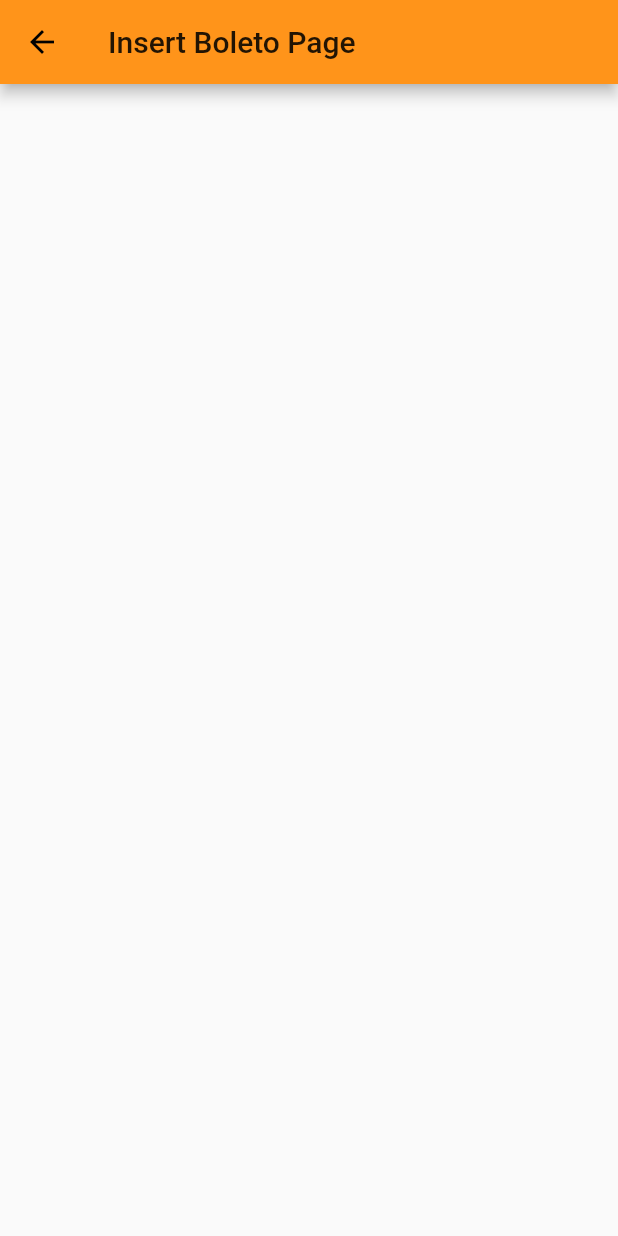
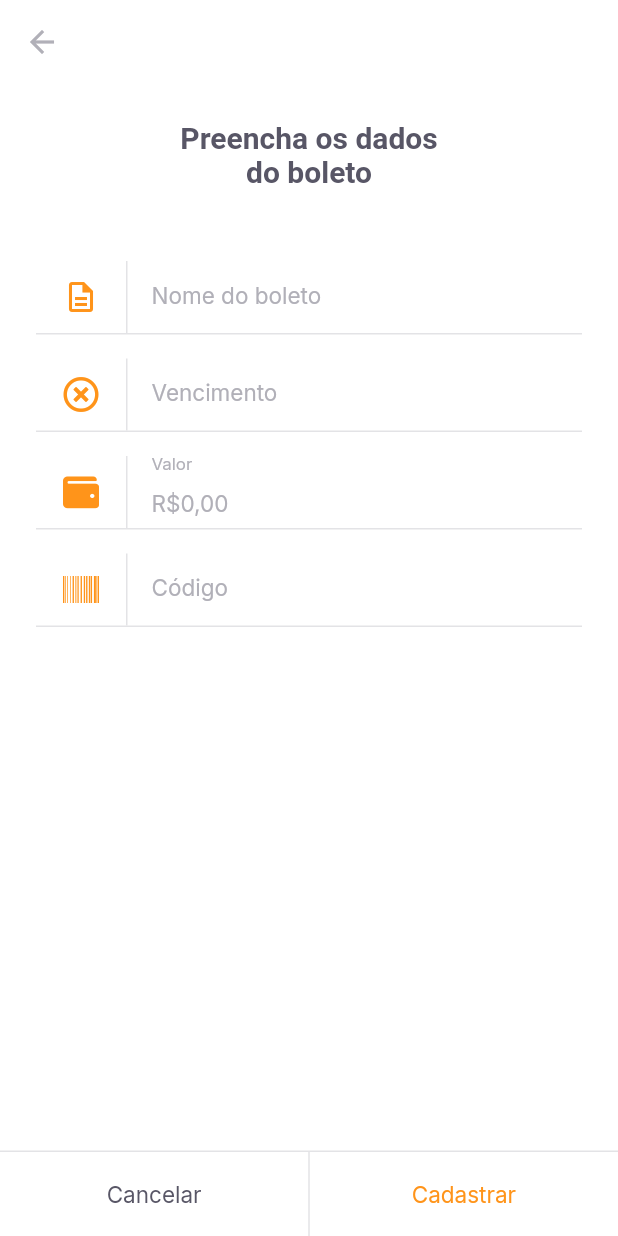
Before and after one commit to carlosfeliciojr/payflow, a Flutter app: the InsertBoletoPage screen opened by its route, on a phone screen of 412 x 824 dp. Run offline on Flutter 3.47's test engine with Material 2 defaults, Android fonts, the phone set to English and light mode, and no system bars; our stand-ins replace camera, firebase_core, flutter_masked_text2, font_awesome_flutter, google_fonts, google_sign_in and 2 more; missing offline and left inert: google_ml_kit; accounts and stored records are empty.

Commit message:
:sparkles: feat: added insert boleto page

```diff
--- a/lib/modules/barcode_scanner/barcode_scanner_page.dart
+++ b/lib/modules/barcode_scanner/barcode_scanner_page.dart
@@ -2,7 +2,7 @@ import 'package:flutter/material.dart';
 import 'package:payflow/modules/barcode_scanner/barcode_scanner_controller.dart';
 import 'package:payflow/modules/barcode_scanner/barcode_scanner_status.dart';
 import 'package:payflow/shared/themes/app_colors.dart';
-import 'package:payflow/shared/themes/app_text_style.dart';
+import 'package:payflow/shared/themes/app_text_styles.dart';
 import 'package:payflow/shared/widgets/bottom_sheet/bottom_sheet_widget.dart';
 import 'package:payflow/shared/widgets/set_label_buttons/set_labels_buttons.dart';
 
@@ -75,7 +75,7 @@ class _BarcodeScannerPageState extends State<BarcodeScannerPage> {
                   children: [
                     Expanded(
                       child: Container(
-                        color: Colors.black,
+                        color: Colors.black.withOpacity(0.6),
                       ),
                     ),
                     Expanded(
@@ -94,7 +94,7 @@ class _BarcodeScannerPageState extends State<BarcodeScannerPage> {
                     ),
                     Expanded(
                       child: Container(
-                        color: Colors.black,
+                        color: Colors.black.withOpacity(0.6),
                       ),
                     )
                   ],
--- a/lib/modules/home/home_page.dart
+++ b/lib/modules/home/home_page.dart
@@ -1,7 +1,7 @@
 import 'package:flutter/material.dart';
 import 'package:payflow/modules/home/home_controller.dart';
 import 'package:payflow/shared/themes/app_colors.dart';
-import 'package:payflow/shared/themes/app_text_style.dart';
+import 'package:payflow/shared/themes/app_text_styles.dart';
 
 class HomePage extends StatefulWidget {
   const HomePage({Key? key}) : super(key: key);
@@ -69,7 +69,8 @@ class _HomePageState extends State<HomePage> {
                 )),
             GestureDetector(
               onTap: () {
-                Navigator.pushNamed(context, "/barcode_scanner");
+                // Navigator.pushNamed(context, "/barcode_scanner");
+                Navigator.pushNamed(context, "/insert_boleto");
                 setState(() {});
               },
               child: Container(
--- /dev/null
+++ b/lib/modules/insert_boleto/insert_boleto_controller.dart
@@ -0,0 +1,18 @@
+import 'package:flutter/material.dart';
+
+class InsertBoletoController {
+  final formKey = GlobalKey<FormState>();
+  String? validateName(String? value) =>
+      value?.isEmpty ?? true ? "O nome não pode ser vazio" : null;
+  String? validateVencimento(String? value) =>
+      value?.isEmpty ?? true ? "A data de vencimento não pode ser vazio" : null;
+  String? validateValor(double value) =>
+      value == 0 ? "Insira um valor maior que R\$ 0,00" : null;
+  String? validateCodigo(String? value) =>
+      value?.isEmpty ?? true ? "O código do boleto não pode ser vazio" : null;
+
+  void cadastrarBoleto() {
+    final form = formKey.currentState;
+    if (form!.validate()) {}
+  }
+}
--- a/lib/modules/insert_boleto/insert_boleto_page.dart
+++ b/lib/modules/insert_boleto/insert_boleto_page.dart
@@ -1,13 +1,110 @@
 import 'package:flutter/material.dart';
+import 'package:flutter_masked_text2/flutter_masked_text2.dart';
+import 'package:font_awesome_flutter/font_awesome_flutter.dart';
+import 'package:payflow/modules/insert_boleto/insert_boleto_controller.dart';
+import 'package:payflow/shared/themes/app_colors.dart';
+import 'package:payflow/shared/themes/app_text_styles.dart';
+import 'package:payflow/shared/widgets/input_text_widget/input_text_widget.dart';
+import 'package:payflow/shared/widgets/set_label_buttons/set_labels_buttons.dart';
 
-class InsertBoletoPage extends StatelessWidget {
-  const InsertBoletoPage({Key? key}) : super(key: key);
+class InsertBoletoPage extends StatefulWidget {
+  final String? barcode;
+  const InsertBoletoPage({Key? key, this.barcode}) : super(key: key);
+
+  @override
+  State<InsertBoletoPage> createState() => _InsertBoletoPageState();
+}
+
+class _InsertBoletoPageState extends State<InsertBoletoPage> {
+  final controller = InsertBoletoController();
+  final moneyInputTextController =
+      MoneyMaskedTextController(leftSymbol: "R\$", decimalSeparator: ",");
+  final dueDateInputTextController = MaskedTextController(mask: "00/00/0000");
+  final barcodeInputTextController = TextEditingController();
+
+  @override
+  void initState() {
+    if (widget.barcode != null) {
+      barcodeInputTextController.text = widget.barcode!;
+    }
+    super.initState();
+  }
 
   @override
   Widget build(BuildContext context) {
     return Scaffold(
-        appBar: AppBar(
-      title: Text("Insert Boleto Page"),
-    ));
+      backgroundColor: AppColors.background,
+      appBar: AppBar(
+        backgroundColor: AppColors.background,
+        elevation: 0,
+        leading: BackButton(
+          color: AppColors.input,
+        ),
+      ),
+      body: SingleChildScrollView(
+        child: Padding(
+          padding: const EdgeInsets.symmetric(horizontal: 24),
+          child: Column(
+            crossAxisAlignment: CrossAxisAlignment.center,
+            children: [
+              Padding(
+                padding:
+                    const EdgeInsets.symmetric(horizontal: 93, vertical: 24),
+                child: Text(
+                  "Preencha os dados do boleto",
+                  style: TextStyles.titleBoldHeading,
+                  textAlign: TextAlign.center,
+                ),
+              ),
+              SizedBox(height: 24),
+              Form(
+                  key: controller.formKey,
+                  child: Column(
+                    children: [
+                      InputTextWidget(
+                        label: "Nome do boleto",
+                        icon: Icons.description_outlined,
+                        validator: controller.validateName,
+                        onChanged: (value) {},
+                      ),
+                      InputTextWidget(
+                        controller: dueDateInputTextController,
+                        label: "Vencimento",
+                        icon: FontAwesomeIcons.timesCircle,
+                        validator: controller.validateVencimento,
+                        onChanged: (value) {},
+                      ),
+                      InputTextWidget(
+                        controller: moneyInputTextController,
+                        label: "Valor",
+                        icon: FontAwesomeIcons.wallet,
+                        validator: (_) => controller.validateValor(
+                            moneyInputTextController.numberValue),
+                        onChanged: (value) {},
+                      ),
+                      InputTextWidget(
+                        controller: barcodeInputTextController,
+                        label: "Código",
+                        icon: FontAwesomeIcons.barcode,
+                        validator: controller.validateCodigo,
+                        onChanged: (value) {},
+                      ),
+                    ],
+                  ))
+            ],
+          ),
+        ),
+      ),
+      bottomNavigationBar: SetLabelButtons(
+          enableSecundaryColor: true,
+          primaryLabel: "Cancelar",
+          primaryOnTap: () {
+            Navigator.pop(context);
+          },
+          secundaryLabel: "Cadastrar",
+          secundaryOnTap: () {
+            controller.cadastrarBoleto();
+          }),
+    );
   }
 }
--- a/lib/modules/login/login_page.dart
+++ b/lib/modules/login/login_page.dart
@@ -2,7 +2,7 @@ import 'package:flutter/material.dart';
 import 'package:payflow/modules/login/login_controller.dart';
 import 'package:payflow/shared/themes/app_colors.dart';
 import 'package:payflow/shared/themes/app_images.dart';
-import 'package:payflow/shared/themes/app_text_style.dart';
+import 'package:payflow/shared/themes/app_text_styles.dart';
 import 'package:payflow/shared/widgets/social_login/social_login_button.dart';
 
 class LoginPage extends StatefulWidget {
--- a/lib/shared/themes/app_colors.dart
+++ b/lib/shared/themes/app_colors.dart
@@ -11,4 +11,5 @@ class AppColors {
   static final stroke = Color(0xFFE3E3E6);
   static final shape = Color(0xFFFAFAFC);
   static final background = Color(0xFFFFFFFF);
+  static final input = Color(0xFFB1B0B8);
 }
--- a/lib/shared/themes/app_text_style.dart
+++ b/lib/shared/themes/app_text_styles.dart
@@ -78,6 +78,11 @@ class TextStyles {
     fontWeight: FontWeight.w700,
     color: AppColors.background,
   );
+  static final input = GoogleFonts.inter(
+    fontSize: 15,
+    fontWeight: FontWeight.w400,
+    color: AppColors.input,
+  );
   static final captionBackground = GoogleFonts.inter(
     fontSize: 13,
     fontWeight: FontWeight.w400,
--- a/lib/shared/widgets/bottom_sheet/bottom_sheet_widget.dart
+++ b/lib/shared/widgets/bottom_sheet/bottom_sheet_widget.dart
@@ -1,6 +1,6 @@
 import 'package:flutter/material.dart';
 import 'package:payflow/shared/themes/app_colors.dart';
-import 'package:payflow/shared/themes/app_text_style.dart';
+import 'package:payflow/shared/themes/app_text_styles.dart';
 import 'package:payflow/shared/widgets/set_label_buttons/set_labels_buttons.dart';
 
 class BottomSheetWidget extends StatelessWidget {
--- /dev/null
+++ b/lib/shared/widgets/input_text_widget/input_text_widget.dart
@@ -0,0 +1,65 @@
+import 'package:flutter/material.dart';
+import 'package:payflow/shared/themes/app_colors.dart';
+import 'package:payflow/shared/themes/app_text_styles.dart';
+
+class InputTextWidget extends StatelessWidget {
+  final String label;
+  final IconData icon;
+  final String? initialValue;
+  final String? Function(String?)? validator;
+  final TextEditingController? controller;
+  final void Function(String value) onChanged;
+
+  const InputTextWidget(
+      {Key? key,
+      required this.label,
+      required this.icon,
+      this.initialValue,
+      this.validator,
+      this.controller,
+      required this.onChanged})
+      : super(key: key);
+
+  @override
+  Widget build(BuildContext context) {
+    return Padding(
+      padding: const EdgeInsets.only(bottom: 16),
+      child: Column(children: [
+        TextFormField(
+          controller: controller,
+          onChanged: onChanged,
+          initialValue: initialValue,
+          validator: validator,
+          style: TextStyles.input,
+          decoration: InputDecoration(
+              contentPadding: EdgeInsets.zero,
+              labelText: label,
+              labelStyle: TextStyles.input,
+              icon: Row(
+                mainAxisSize: MainAxisSize.min,
+                children: [
+                  Padding(
+                    padding: const EdgeInsets.symmetric(horizontal: 18),
+                    child: Icon(
+                      icon,
+                      color: AppColors.primary,
+                    ),
+                  ),
+                  Container(
+                    width: 1,
+                    height: 48,
+                    color: AppColors.stroke,
+                  )
+                ],
+              ),
+              border: InputBorder.none),
+        ),
+        Divider(
+          height: 1,
+          thickness: 1,
+          color: AppColors.stroke,
+        )
+      ]),
+    );
+  }
+}
--- a/lib/shared/widgets/label_button/label_button.dart
+++ b/lib/shared/widgets/label_button/label_button.dart
@@ -1,5 +1,5 @@
 import 'package:flutter/material.dart';
-import 'package:payflow/shared/themes/app_text_style.dart';
+import 'package:payflow/shared/themes/app_text_styles.dart';
 
 class LabelButton extends StatelessWidget {
   final String label;
@@ -14,7 +14,9 @@ class LabelButton extends StatelessWidget {
     return Container(
       height: 56,
       child: TextButton(
-          onPressed: () {},
+          onPressed: () {
+            onTap();
+          },
           child: Text(
             label,
             style: style ?? TextStyles.buttonHeading,
--- a/lib/shared/widgets/set_label_buttons/set_labels_buttons.dart
+++ b/lib/shared/widgets/set_label_buttons/set_labels_buttons.dart
@@ -1,6 +1,6 @@
 import 'package:flutter/material.dart';
 import 'package:payflow/shared/themes/app_colors.dart';
-import 'package:payflow/shared/themes/app_text_style.dart';
+import 'package:payflow/shared/themes/app_text_styles.dart';
 import 'package:payflow/shared/widgets/divider_vertical/divider_vertical_widget.dart';
 import 'package:payflow/shared/widgets/label_button/label_button.dart';
 
@@ -10,6 +10,7 @@ class SetLabelButtons extends StatelessWidget {
   final String secundaryLabel;
   final VoidCallback secundaryOnTap;
   final bool enablePrimaryColor;
+  final bool enableSecundaryColor;
   const SetLabelButtons({
     Key? key,
     required this.primaryLabel,
@@ -17,12 +18,23 @@ class SetLabelButtons extends StatelessWidget {
     required this.secundaryLabel,
     required this.secundaryOnTap,
     this.enablePrimaryColor = false,
+    this.enableSecundaryColor = false,
   }) : super(key: key);
 
   @override
   Widget build(BuildContext context) {
     return Container(
-      color: AppColors.shape,
+      color: AppColors.background,
+      height: 57,
+      child: Column(
+        mainAxisSize: MainAxisSize.min,
+        children: [
+          Divider(
+            thickness: 1,
+            height: 1,
+            color: AppColors.stroke,
+          ),
+          Container(
             height: 56,
             child: Row(
               children: [
@@ -34,7 +46,14 @@ class SetLabelButtons extends StatelessWidget {
                 )),
                 DividerVerticalWidget(),
                 Expanded(
-              child: LabelButton(label: secundaryLabel, onTap: secundaryOnTap)),
+                    child: LabelButton(
+                  label: secundaryLabel,
+                  onTap: secundaryOnTap,
+                  style: enableSecundaryColor ? TextStyles.buttonPrimary : null,
+                )),
+              ],
+            ),
+          ),
         ],
       ),
     );
--- a/lib/shared/widgets/social_login/social_login_button.dart
+++ b/lib/shared/widgets/social_login/social_login_button.dart
@@ -1,7 +1,7 @@
 import 'package:flutter/material.dart';
 import 'package:payflow/shared/themes/app_colors.dart';
 import 'package:payflow/shared/themes/app_images.dart';
-import 'package:payflow/shared/themes/app_text_style.dart';
+import 'package:payflow/shared/themes/app_text_styles.dart';
 
 class SocialLoginButton extends StatelessWidget {
   final VoidCallback onTap;
```
Also changed, not shown: pubspec.yaml (+4 -5 lines), pubspec.lock, 3 other files. Lines whose indentation alone changed are shown as unchanged.
